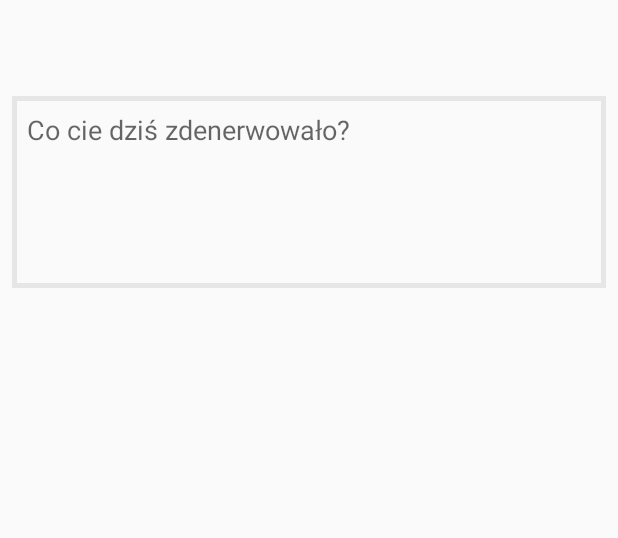
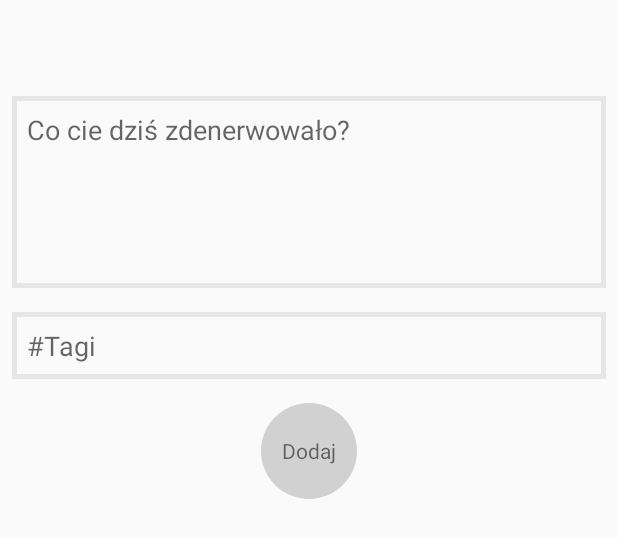
Before and after one commit to tomasz-janik/SocialApp, an Android app: the layout add_post.xml on its own in the app's theme, with its tools: preview values and no code run, on a phone screen of 412 x 824 dp. Shown: the top 538 px of the screen. Run offline under Robolectric (Android 15) with nearby library versions, the phone set to English and light mode, and no system bars.

Commit message:
Updated Add Screen

```diff
--- /dev/null
+++ b/app/src/main/res/drawable/circle.xml
@@ -0,0 +1,12 @@
+<?xml version="1.0" encoding="utf-8"?>
+<shape
+        xmlns:android="http://schemas.android.com/apk/res/android"
+        android:shape="oval">
+
+    <solid
+            android:color="#d1d1d1"/>
+
+    <size
+            android:width="64dp"
+            android:height="64dp"/>
+</shape>
--- a/app/src/main/res/layout/activity_main.xml
+++ b/app/src/main/res/layout/activity_main.xml
@@ -5,13 +5,6 @@
              android:layout_height="match_parent"
              tools:context=".MainActivity"
 >
-
-    <pl.itomaszjanik.test.NoTouchViewPager
-            android:id="@+id/viewPager"
-            android:layout_width="match_parent"
-            android:layout_height="match_parent"
-    />
-
     <LinearLayout
             android:id="@+id/navigation_top"
             android:layout_width="match_parent"
--- a/app/src/main/res/layout/add_post.xml
+++ b/app/src/main/res/layout/add_post.xml
@@ -5,6 +5,11 @@
         android:layout_width="match_parent"
         android:layout_height="match_parent">
 
+    <pl.itomaszjanik.test.NoTouchViewPager
+            android:id="@+id/viewPager"
+            android:layout_width="match_parent"
+            android:layout_height="match_parent"
+    />
 
     <EditText
             android:id="@+id/add_content"
@@ -12,7 +17,7 @@
             android:layout_height="wrap_content"
             android:minHeight="128dp"
             android:inputType="textMultiLine"
-            android:hint="Co cie dziś zdenerwowało?"
+            android:hint="@string/add_content_hint"
             android:textAlignment="viewStart"
             android:gravity="start"
             android:ems="10"
@@ -21,4 +26,52 @@
             android:layout_marginTop="64dp" android:layout_marginEnd="8dp" android:layout_marginRight="8dp"
             android:layout_marginStart="8dp" android:layout_marginLeft="8dp" android:padding="10dp"/>
 
+    <EditText
+            android:id="@+id/add_hashes"
+            android:layout_width="match_parent"
+            android:layout_height="wrap_content"
+            android:layout_below="@id/add_content"
+            android:inputType="textMultiLine"
+            android:hint="@string/add_hash_hint"
+            android:textAlignment="viewStart"
+            android:gravity="start"
+            android:ems="10"
+            android:background="@drawable/box_content"
+            android:layout_centerHorizontal="true"
+            android:layout_marginTop="16dp" android:layout_marginEnd="8dp" android:layout_marginRight="8dp"
+            android:layout_marginStart="8dp" android:layout_marginLeft="8dp" android:padding="10dp"/>
+
+    <RelativeLayout
+            android:layout_width="wrap_content"
+            android:layout_height="wrap_content"
+            android:layout_below="@id/add_hashes"
+            android:layout_centerHorizontal="true"
+            android:layout_marginTop="16dp"
+            android:clickable="true"
+            android:focusable="true"
+            android:onClick="clickCommit"
+    >
+
+        <ImageButton
+                android:id="@+id/add_commit"
+                android:layout_width="wrap_content"
+                android:layout_height="wrap_content"
+                android:layout_centerInParent="true"
+                android:src="@drawable/circle"
+                android:background="?android:selectableItemBackground"
+                android:clickable="false"
+        />
+
+        <TextView
+                android:layout_width="wrap_content"
+                android:layout_height="wrap_content"
+                android:layout_centerInParent="true"
+                android:textAlignment="center"
+                android:text="@string/add_commit"
+                android:clickable="false"
+        />
+
+    </RelativeLayout>
+
+
 </RelativeLayout>
--- a/app/src/main/res/values/strings.xml
+++ b/app/src/main/res/values/strings.xml
@@ -1,3 +1,6 @@
 <resources>
     <string name="app_name">Narzekaj</string>
+    <string name="add_content_hint">Co cie dziś zdenerwowało?</string>
+    <string name="add_hash_hint">#Tagi</string>
+    <string name="add_commit">Dodaj</string>
 </resources>
```
